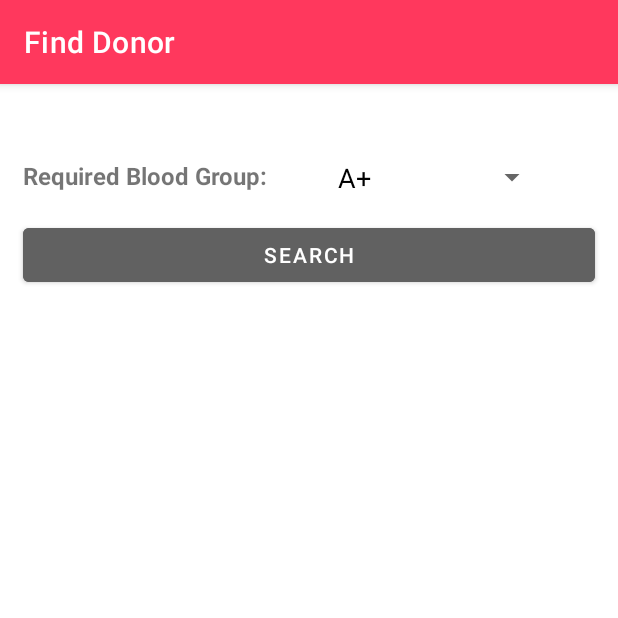
After one commit to Labu1011/Life-Saver, an Android app: the FindDonorActivity screen opened directly, with no data from a screen before it, on a phone screen of 412 x 824 dp, the top half of it. The commit adds this screen. Run offline under Robolectric (Android 15) with nearby library versions, the phone set to English and light mode, and no system bars; our stand-ins replace Firebase (no records; nobody signed in at launch, a user with empty details on screens opened directly).

Commit message:
Find donor activity is created

```diff
--- a/app/src/main/AndroidManifest.xml
+++ b/app/src/main/AndroidManifest.xml
@@ -17,6 +17,9 @@
         android:supportsRtl="true"
         android:theme="@style/Theme.LifeSaver"
         tools:targetApi="31">
+        <activity
+            android:name=".FindDonorActivity"
+            android:exported="false" />
         <activity
             android:name=".DonorListActivity"
             android:exported="false" />
--- /dev/null
+++ b/app/src/main/java/com/example/lifesaver/FindDonorActivity.java
@@ -0,0 +1,98 @@
+package com.example.lifesaver;
+
+import androidx.appcompat.app.AppCompatActivity;
+import androidx.recyclerview.widget.LinearLayoutManager;
+import androidx.recyclerview.widget.RecyclerView;
+
+import android.os.Bundle;
+import android.view.View;
+import android.widget.AdapterView;
+import android.widget.ArrayAdapter;
+import android.widget.Button;
+import android.widget.LinearLayout;
+import android.widget.Spinner;
+
+import com.google.firebase.firestore.DocumentSnapshot;
+import com.google.firebase.firestore.FirebaseFirestore;
+import com.google.firebase.firestore.Query;
+
+import java.util.ArrayList;
+
+public class FindDonorActivity extends AppCompatActivity {
+    String[] bloodGroups;
+    String bloodGroup;
+    Spinner mbloodGroupSpinner;
+    Button msearchBtn;
+
+    RecyclerView recyclerView;
+    ArrayList<DonorListItem> donorListItems;
+    DonorRecyclerViewAdapter adapter;
+    FirebaseFirestore db;
+
+    @Override
+    protected void onCreate(Bundle savedInstanceState) {
+        super.onCreate(savedInstanceState);
+        setContentView(R.layout.activity_find_donor);
+
+        getSupportActionBar().setTitle("Find Donor");
+
+        msearchBtn = findViewById(R.id.searchBtn);
+
+        recyclerView = findViewById(R.id.donorRecyclerView);
+        recyclerView.setLayoutManager(new LinearLayoutManager(this));
+        donorListItems = new ArrayList<>();
+        adapter = new DonorRecyclerViewAdapter(donorListItems, this); // ---------
+        recyclerView.setAdapter(adapter);
+
+        LinearLayout progressBarContainer = findViewById(R.id.progressBarContainer);
+
+
+
+        // blood group select spinner adapter and functionality
+        bloodGroups = getResources().getStringArray(R.array.blood_groups);
+        mbloodGroupSpinner = findViewById(R.id.bloodGroupSpinner);
+        ArrayAdapter<String> arrayAdapter = new ArrayAdapter<>(this, R.layout.blood_group_spinner_layout, R.id.sample_bloodgroup_text, bloodGroups);
+        mbloodGroupSpinner.setAdapter(arrayAdapter);
+
+        // set spinner value to blood group variable
+        bloodGroup = mbloodGroupSpinner.getSelectedItem().toString();
+
+        mbloodGroupSpinner.setOnItemSelectedListener(new AdapterView.OnItemSelectedListener() {
+            @Override
+            public void onItemSelected(AdapterView<?> parent, View view, int position, long id) {
+                String selectedItem = parent.getItemAtPosition(position).toString();
+                bloodGroup = selectedItem;
+            }
+
+            @Override
+            public void onNothingSelected(AdapterView<?> parent) {
+                // Do nothing
+            }
+        });
+
+        //creating instance of firestore
+        db = FirebaseFirestore.getInstance();
+        msearchBtn.setOnClickListener(new View.OnClickListener() {
+            @Override
+            public void onClick(View view) {
+                progressBarContainer.setVisibility(View.VISIBLE);
+                Query query = db.collection("donors").whereEqualTo("bloodGroup", bloodGroup);
+                donorListItems.clear();
+                query
+                        .get()
+                        .addOnSuccessListener(queryDocumentSnapshots -> {
+                            ArrayList<DocumentSnapshot> list = (ArrayList<DocumentSnapshot>) queryDocumentSnapshots.getDocuments();
+                            for(DocumentSnapshot doc: list) {
+                                DonorListItem obj = doc.toObject(DonorListItem.class);
+                                donorListItems.add(obj);
+                            }
+                            // update adapter ======
+                            progressBarContainer.setVisibility(View.GONE);
+                            adapter.notifyDataSetChanged();
+                        });
+            }
+        });
+
+
+    }
+}
--- a/app/src/main/java/com/example/lifesaver/HomepageActivity.java
+++ b/app/src/main/java/com/example/lifesaver/HomepageActivity.java
@@ -10,7 +10,7 @@ import android.widget.Button;
 import com.google.firebase.auth.FirebaseAuth;
 
 public class HomepageActivity extends AppCompatActivity {
-    Button mdonorList, maboutUs, mfaq, mlogout, mbloodBankList;
+    Button mfindDonor, mdonorList, maboutUs, mfaq, mlogout, mbloodBankList;
     FirebaseAuth firebaseAuth;
     @Override
     protected void onCreate(Bundle savedInstanceState) {
@@ -19,6 +19,7 @@ public class HomepageActivity extends AppCompatActivity {
 
         getSupportActionBar().hide();
 
+        mfindDonor = findViewById(R.id.findDonor);
         mdonorList = findViewById(R.id.donorList);
         mfaq = findViewById(R.id.faq);
         maboutUs = findViewById(R.id.aboutUs);
@@ -38,6 +39,13 @@ public class HomepageActivity extends AppCompatActivity {
         });
 
         // button click intent change
+        mfindDonor.setOnClickListener(new View.OnClickListener() {
+            @Override
+            public void onClick(View view) {
+                Intent intent = new Intent(HomepageActivity.this, FindDonorActivity.class);
+                startActivity(intent);
+            }
+        });
         mdonorList.setOnClickListener(new View.OnClickListener() {
             @Override
             public void onClick(View view) {
--- /dev/null
+++ b/app/src/main/res/layout/activity_find_donor.xml
@@ -0,0 +1,78 @@
+<?xml version="1.0" encoding="utf-8"?>
+<RelativeLayout xmlns:android="http://schemas.android.com/apk/res/android"
+    xmlns:app="http://schemas.android.com/apk/res-auto"
+    xmlns:tools="http://schemas.android.com/tools"
+    android:layout_width="match_parent"
+    android:layout_height="match_parent"
+    android:layout_marginTop="20dp"
+    tools:context=".FindDonorActivity">
+
+    <LinearLayout
+        android:layout_width="match_parent"
+        android:layout_height="50dp"
+        android:id="@+id/selectGroup"
+        android:orientation="horizontal"
+        android:layout_marginTop="20dp"
+        android:layout_marginHorizontal="15dp"
+        >
+
+        <TextView
+            android:layout_width="180dp"
+            android:layout_height="wrap_content"
+            android:text="Required Blood Group:"
+            android:layout_marginTop="10dp"
+            android:textSize="16sp"
+            android:textStyle="bold" />
+
+        <Spinner
+            android:id="@+id/bloodGroupSpinner"
+            android:layout_width="150dp"
+            android:layout_marginLeft="20dp"
+            android:layout_height="wrap_content"
+            />
+
+    </LinearLayout>
+
+    <Button
+        android:id="@+id/searchBtn"
+        android:layout_below="@id/selectGroup"
+        android:layout_width="match_parent"
+        android:layout_height="wrap_content"
+        android:text="Search"
+        android:backgroundTint="#616161"
+        android:layout_marginHorizontal="15dp"
+        />
+
+    <LinearLayout
+        android:id="@+id/progressBarContainer"
+        android:layout_width="match_parent"
+        android:layout_height="wrap_content"
+        android:gravity="center"
+        android:layout_marginTop="140dp"
+        >
+        <ProgressBar
+            android:id="@+id/progressBar3"
+            style="?android:attr/progressBarStyle"
+            android:layout_width="wrap_content"
+            android:layout_height="wrap_content"
+            android:visibility="invisible"
+            />
+    </LinearLayout>
+
+
+
+    <androidx.swiperefreshlayout.widget.SwipeRefreshLayout
+        android:layout_width="match_parent"
+        android:layout_height="wrap_content"
+        android:id="@+id/swipe"
+        android:layout_marginTop="60dp"
+        android:layout_below="@id/selectGroup"
+        >
+        <androidx.recyclerview.widget.RecyclerView
+            android:layout_width="match_parent"
+            android:layout_height="match_parent"
+            android:id="@+id/donorRecyclerView"
+            />
+
+    </androidx.swiperefreshlayout.widget.SwipeRefreshLayout>
+</RelativeLayout>
--- a/app/src/main/res/layout/activity_homepage.xml
+++ b/app/src/main/res/layout/activity_homepage.xml
@@ -52,6 +52,7 @@
       android:layout_marginRight="20dp"
   >
     <Button
+        android:id="@+id/findDonor"
         android:layout_width="match_parent"
         android:layout_height="wrap_content"
         android:layout_weight="1"
```
